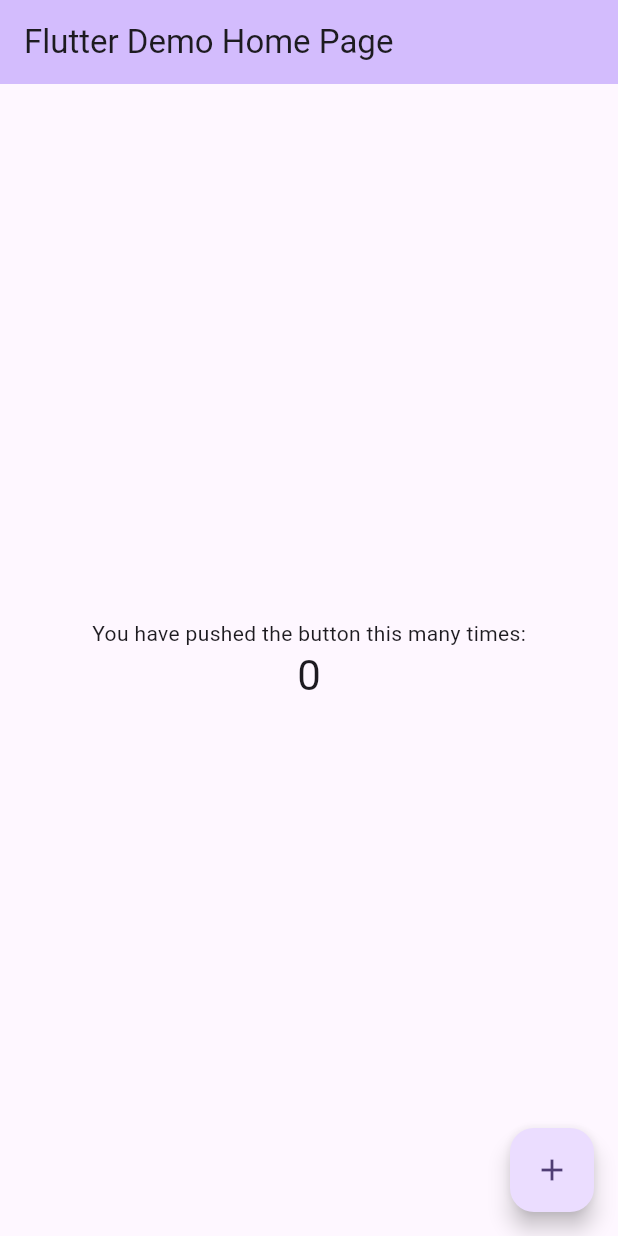
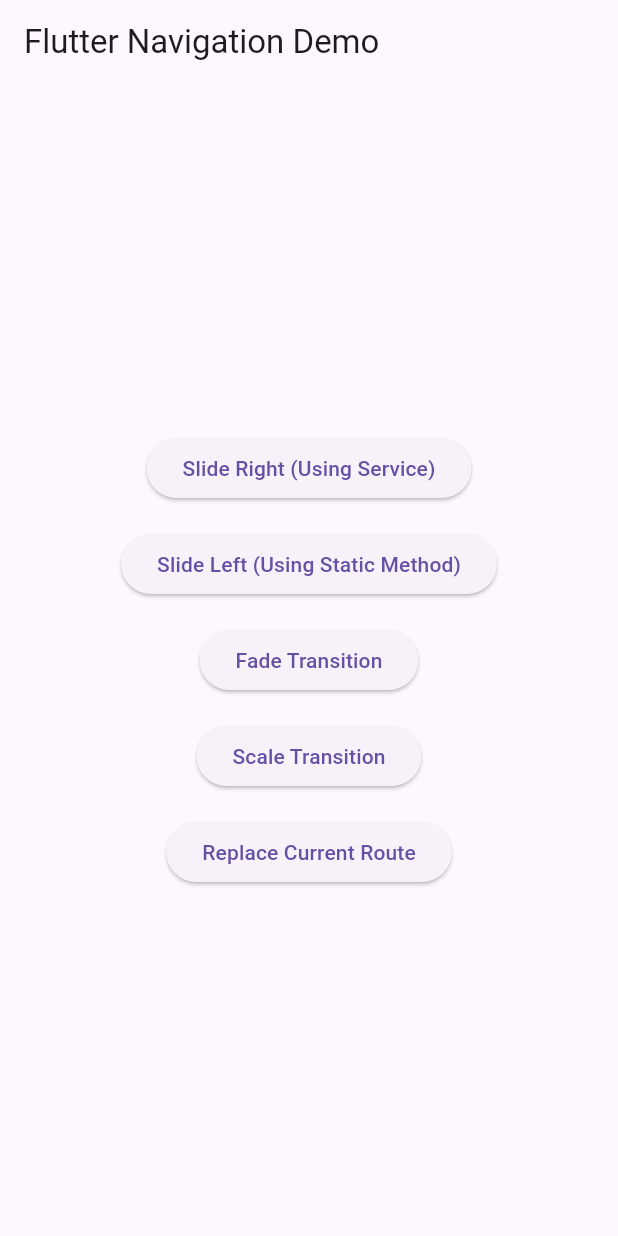
Before and after one commit to ratiebareeng/flutter_navigation, a Flutter app: the screen it shows after launch, on a phone screen of 412 x 824 dp. Run offline on Flutter 3.47's test engine with Material 3 defaults, Android fonts, the phone set to English and light mode, and no system bars.

Commit message:
Update example main

```diff
--- a/example/lib/main.dart
+++ b/example/lib/main.dart
@@ -1,122 +1,130 @@
 import 'package:flutter/material.dart';
+import 'package:flutter_navigation/flutter_navigation.dart';
 
 void main() {
   runApp(const MyApp());
 }
 
-class MyApp extends StatelessWidget {
-  const MyApp({super.key});
+// Create a global NavigationService instance
+final navigationService = NavigationService();
 
-  // This widget is the root of your application.
+class DetailPage extends StatelessWidget {
+  final String title;
+
+  const DetailPage({super.key, required this.title});
+
   @override
   Widget build(BuildContext context) {
-    return MaterialApp(
-      title: 'Flutter Demo',
-      theme: ThemeData(
-        // This is the theme of your application.
-        //
-        // TRY THIS: Try running your application with "flutter run". You'll see
-        // the application has a purple toolbar. Then, without quitting the app,
-        // try changing the seedColor in the colorScheme below to Colors.green
-        // and then invoke "hot reload" (save your changes or press the "hot
-        // reload" button in a Flutter-supported IDE, or press "r" if you used
-        // the command line to start the app).
-        //
-        // Notice that the counter didn't reset back to zero; the application
-        // state is not lost during the reload. To reset the state, use hot
-        // restart instead.
-        //
-        // This works for code too, not just values: Most code changes can be
-        // tested with just a hot reload.
-        colorScheme: ColorScheme.fromSeed(seedColor: Colors.deepPurple),
+    return Scaffold(
+      appBar: AppBar(title: Text(title)),
+      body: Center(
+        child: Column(
+          mainAxisAlignment: MainAxisAlignment.center,
+          children: [
+            Text('This page was opened with a $title'),
+            const SizedBox(height: 20),
+            ElevatedButton(
+              onPressed: () {
+                // Using the navigation service to go back
+                navigationService.goBack();
+
+                // Alternative: using Navigator directly
+                // Navigator.of(context).pop();
+              },
+              child: const Text('Go Back'),
+            ),
+          ],
+        ),
       ),
-      home: const MyHomePage(title: 'Flutter Demo Home Page'),
     );
   }
 }
 
-class MyHomePage extends StatefulWidget {
-  const MyHomePage({super.key, required this.title});
-
-  // This widget is the home page of your application. It is stateful, meaning
-  // that it has a State object (defined below) that contains fields that affect
-  // how it looks.
-
-  // This class is the configuration for the state. It holds the values (in this
-  // case the title) provided by the parent (in this case the App widget) and
-  // used by the build method of the State. Fields in a Widget subclass are
-  // always marked "final".
-
-  final String title;
-
-  @override
-  State<MyHomePage> createState() => _MyHomePageState();
-}
-
-class _MyHomePageState extends State<MyHomePage> {
-  int _counter = 0;
-
-  void _incrementCounter() {
-    setState(() {
-      // This call to setState tells the Flutter framework that something has
-      // changed in this State, which causes it to rerun the build method below
-      // so that the display can reflect the updated values. If we changed
-      // _counter without calling setState(), then the build method would not be
-      // called again, and so nothing would appear to happen.
-      _counter++;
-    });
-  }
+class HomePage extends StatelessWidget {
+  const HomePage({super.key});
 
   @override
   Widget build(BuildContext context) {
-    // This method is rerun every time setState is called, for instance as done
-    // by the _incrementCounter method above.
-    //
-    // The Flutter framework has been optimized to make rerunning build methods
-    // fast, so that you can just rebuild anything that needs updating rather
-    // than having to individually change instances of widgets.
     return Scaffold(
-      appBar: AppBar(
-        // TRY THIS: Try changing the color here to a specific color (to
-        // Colors.amber, perhaps?) and trigger a hot reload to see the AppBar
-        // change color while the other colors stay the same.
-        backgroundColor: Theme.of(context).colorScheme.inversePrimary,
-        // Here we take the value from the MyHomePage object that was created by
-        // the App.build method, and use it to set our appbar title.
-        title: Text(widget.title),
-      ),
+      appBar: AppBar(title: const Text('Flutter Navigation Demo')),
       body: Center(
-        // Center is a layout widget. It takes a single child and positions it
-        // in the middle of the parent.
         child: Column(
-          // Column is also a layout widget. It takes a list of children and
-          // arranges them vertically. By default, it sizes itself to fit its
-          // children horizontally, and tries to be as tall as its parent.
-          //
-          // Column has various properties to control how it sizes itself and
-          // how it positions its children. Here we use mainAxisAlignment to
-          // center the children vertically; the main axis here is the vertical
-          // axis because Columns are vertical (the cross axis would be
-          // horizontal).
-          //
-          // TRY THIS: Invoke "debug painting" (choose the "Toggle Debug Paint"
-          // action in the IDE, or press "p" in the console), to see the
-          // wireframe for each widget.
           mainAxisAlignment: MainAxisAlignment.center,
-          children: <Widget>[
-            const Text('You have pushed the button this many times:'),
-            Text(
-              '$_counter',
-              style: Theme.of(context).textTheme.headlineMedium,
+          children: [
+            // Method 1: Using the NavigationService directly
+            ElevatedButton(
+              onPressed: () {
+                navigationService.slideRight(
+                  const DetailPage(title: 'Slide Right Transition (Service)'),
+                );
+              },
+              child: const Text('Slide Right (Using Service)'),
+            ),
+            const SizedBox(height: 16),
+
+            // Method 2: Using static methods with navigatorKey
+            ElevatedButton(
+              onPressed: () {
+                SlideLeftRoute.navigate(
+                  navigationService.navigatorKey,
+                  const DetailPage(title: 'Slide Left Transition (Static)'),
+                );
+              },
+              child: const Text('Slide Left (Using Static Method)'),
+            ),
+            const SizedBox(height: 16),
+
+            ElevatedButton(
+              onPressed: () {
+                navigationService.fade(
+                  const DetailPage(title: 'Fade Transition'),
+                );
+              },
+              child: const Text('Fade Transition'),
+            ),
+            const SizedBox(height: 16),
+
+            ElevatedButton(
+              onPressed: () {
+                navigationService.scale(
+                  const DetailPage(title: 'Scale Transition'),
+                  alignment: Alignment.bottomCenter,
+                );
+              },
+              child: const Text('Scale Transition'),
+            ),
+            const SizedBox(height: 16),
+
+            // Advanced example - replacing a route
+            ElevatedButton(
+              onPressed: () {
+                navigationService.replaceWithSlideRight(
+                  const DetailPage(title: 'Replaced Page'),
+                );
+              },
+              child: const Text('Replace Current Route'),
             ),
           ],
         ),
       ),
-      floatingActionButton: FloatingActionButton(
-        onPressed: _incrementCounter,
-        tooltip: 'Increment',
-        child: const Icon(Icons.add),
-      ), // This trailing comma makes auto-formatting nicer for build methods.
     );
   }
 }
+
+class MyApp extends StatelessWidget {
+  const MyApp({super.key});
+
+  @override
+  Widget build(BuildContext context) {
+    return MaterialApp(
+      title: 'Flutter Navigation Demo',
+      theme: ThemeData(
+        primarySwatch: Colors.blue,
+        visualDensity: VisualDensity.adaptivePlatformDensity,
+      ),
+      // Use the NavigationService's navigatorKey
+      navigatorKey: navigationService.navigatorKey,
+      home: const HomePage(),
+    );
+  }
+}
```
